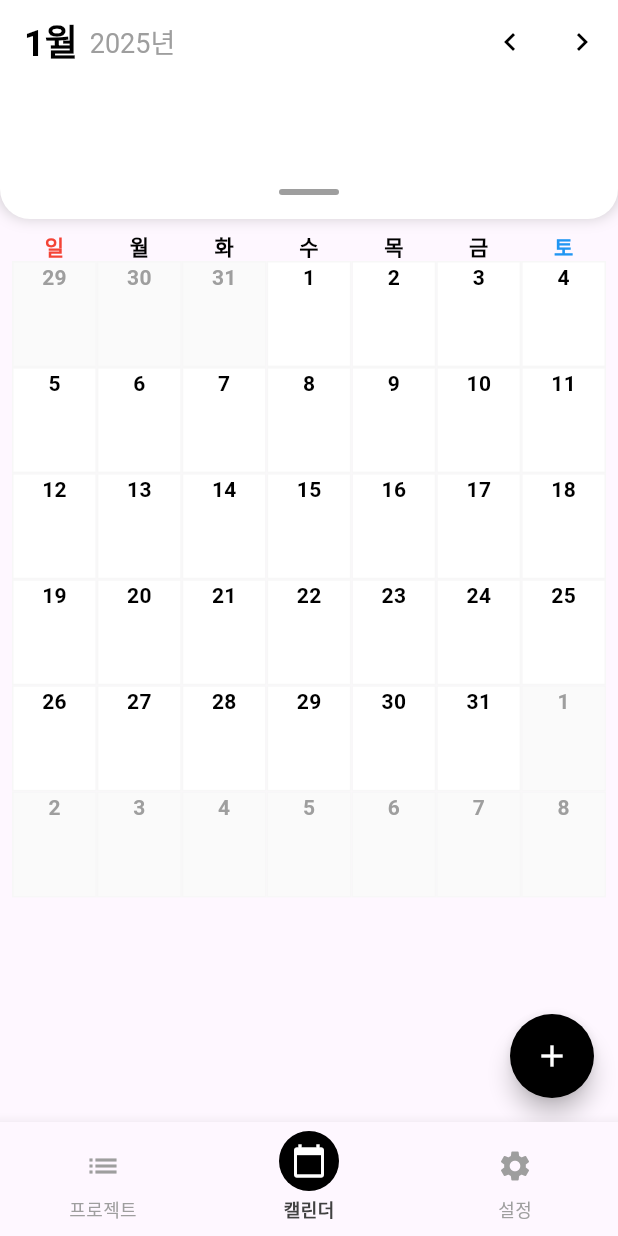
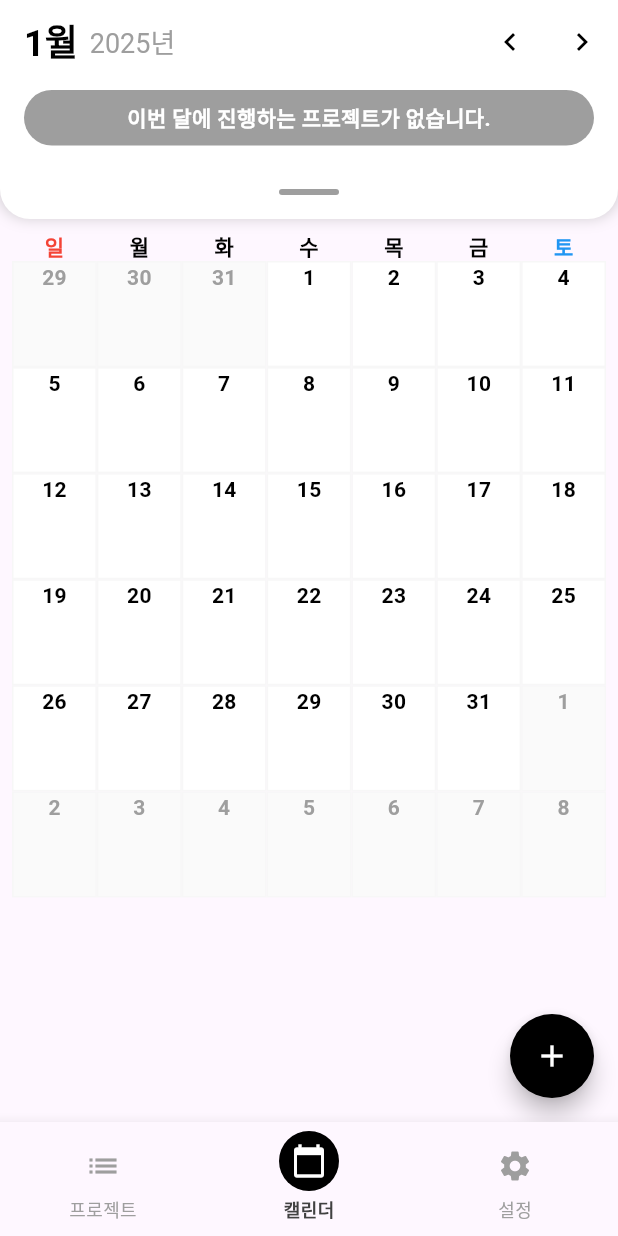
Before and after one commit to jwidom-pixel/Roseo__study, a Flutter app: the screen it shows after launch, on a phone screen of 412 x 824 dp. Run offline on Flutter 3.47's test engine with Material 3 defaults, Android fonts, the phone set to English and light mode, and no system bars; our stand-ins replace cloud_firestore, firebase_core, flutter_colorpicker, flutter_riverpod; accounts and stored records are empty; network calls fail.

Commit message:
프로젝트 칩 ui 개선
- 프로젝트 데이터가 없을 때 기본으로 표시되는 칩 구현

```diff
--- a/lib/calendar/calendar_page.dart
+++ b/lib/calendar/calendar_page.dart
@@ -348,8 +348,9 @@ class _CalendarPageState extends State<CalendarPage> {
           children: [
             AnimatedContainer(
   duration: Duration(milliseconds: 300),
-              height:
-                  isExpanded ? MediaQuery.of(context).size.height * 0.27 : 90,
+  height: isExpanded
+      ? MediaQuery.of(context).size.height * 0.27
+      : 90,
   decoration: BoxDecoration(
     color: Colors.white,
     borderRadius: BorderRadius.vertical(
@@ -366,6 +367,19 @@ class _CalendarPageState extends State<CalendarPage> {
   ),
   child: Stack(
     children: [
+      if (filteredProjects.isEmpty)
+        Positioned(
+          top: 0, // 최상단에 배치
+          left: 0,
+          right: 0,
+          child: ProjectChip(
+            title: '이번 달에 진행하는 프로젝트가 없습니다.',
+            daysLeft: -1,
+            color: Colors.grey,
+            isPlaceholder: true, // 기본 메시지로 표시
+          ),
+        )
+      else
         ...List.generate(filteredProjects.length, (index) {
           final reverseIndex =
               filteredProjects.length - index - 1; // 역순 인덱스
@@ -402,6 +416,8 @@ class _CalendarPageState extends State<CalendarPage> {
     ],
   ),
 ),
+
+
             // 캘린더 영역
             Expanded(
               child: Container(
@@ -471,9 +487,14 @@ class ProjectChip extends StatelessWidget {
   final String title;
   final int daysLeft;
   final Color color;
+  final bool isPlaceholder; // 기본 메시지 여부 플래그
 
-  ProjectChip(
-      {required this.title, required this.daysLeft, required this.color});
+  ProjectChip({
+    required this.title,
+    required this.daysLeft,
+    required this.color,
+    this.isPlaceholder = false, // 기본값: false
+  });
 
   @override
   Widget build(BuildContext context) {
@@ -485,8 +506,11 @@ class ProjectChip extends StatelessWidget {
         borderRadius: BorderRadius.circular(30),
       ),
       child: Row(
-        mainAxisAlignment: MainAxisAlignment.spaceBetween,
+        mainAxisAlignment: isPlaceholder
+            ? MainAxisAlignment.center // 중앙 정렬
+            : MainAxisAlignment.spaceBetween, // 데이터가 있을 경우 왼쪽 정렬
         children: [
+          if (!isPlaceholder) // 데이터가 있을 경우만 타이틀 표시
             Expanded(
               child: Text(
                 title,
@@ -496,15 +520,26 @@ class ProjectChip extends StatelessWidget {
                 textAlign: TextAlign.left,
               ),
             ),
+          if (isPlaceholder) // 기본 메시지일 경우 중앙 정렬 텍스트
             Text(
-  daysLeft != null
-      ? (daysLeft > 0
+              title,
+              style: TextStyle(
+                color: Colors.white,
+                fontWeight: FontWeight.bold,
+                fontSize: 14,
+              ),
+              textAlign: TextAlign.center,
+            ),
+          if (!isPlaceholder) // 데이터가 있을 경우만 daysLeft 표시
+            Text(
+              daysLeft > 0
                   ? '${daysLeft}일 남음'
-          : (daysLeft == 0 ? '오늘 마감' : '${-daysLeft}일 지남'))
-      : '일정 없음',
-  style: TextStyle(color: Colors.white, fontWeight: FontWeight.bold),
+                  : (daysLeft == 0 ? '오늘 마감' : '${-daysLeft}일 지남'),
+              style: TextStyle(
+                color: Colors.white,
+                fontWeight: FontWeight.bold,
               ),
-
+            ),
         ],
       ),
     );
```
Lines whose indentation alone changed are shown as unchanged.
